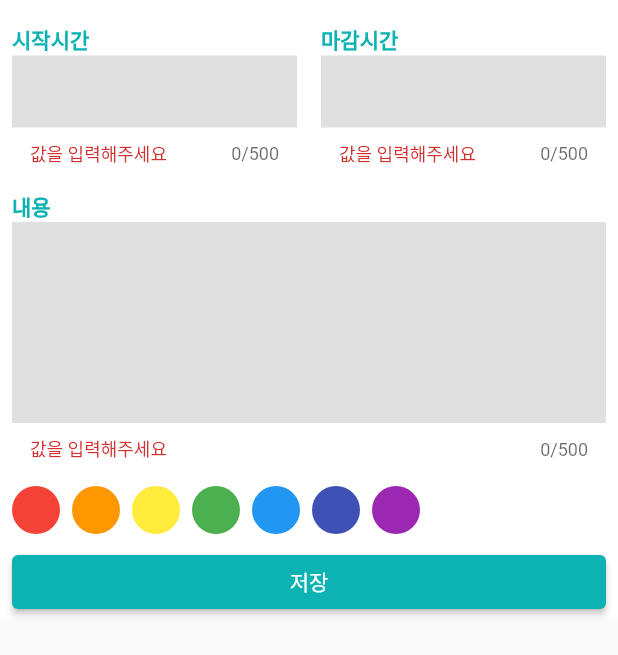
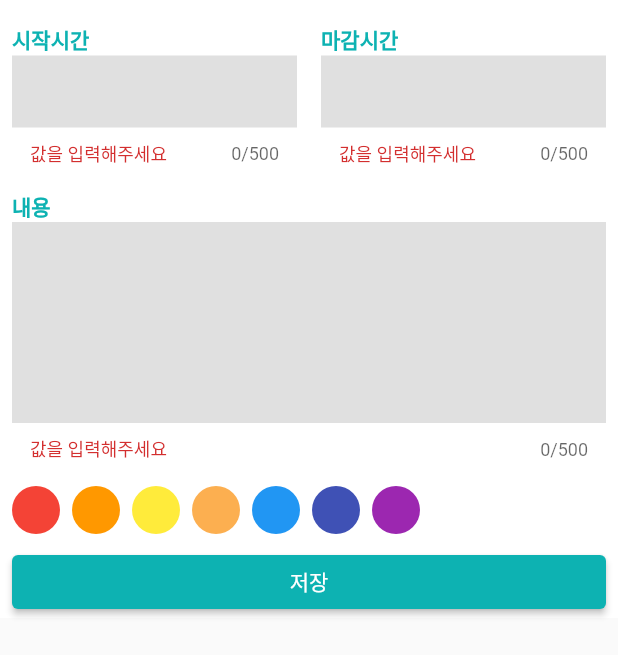
Before and after one commit to cold-pumpkin/coding-factory, a Flutter app: the ScheduleBottomSheet widget shown alone on an empty page, opened directly, on a phone screen of 412 x 824 dp. Shown: the top 655 px of the screen. Run offline on Flutter 3.47's test engine with Material 2 defaults, Android fonts, the phone set to English and light mode, and no system bars; our stand-ins replace drift, geolocator, get_it, google_maps_flutter, table_calendar, webview_flutter; accounts and stored records are empty; generated files the repository leaves out were written again; Roboto replaces fonts that are missing (NotoSans).

Commit message:
캘린더 스케줄러 - select 쿼리 UI에 적용해보기

```diff
--- a/calender_scheduler/lib/component/schedule_bottom_sheet.dart
+++ b/calender_scheduler/lib/component/schedule_bottom_sheet.dart
@@ -1,6 +1,8 @@
 import "package:calender_scheduler/component/custom_text_field.dart";
 import "package:calender_scheduler/const/colors.dart";
+import "package:calender_scheduler/database/drift_database.dart";
 import "package:flutter/material.dart";
+import "package:get_it/get_it.dart";
 
 class ScheduleBottomSheet extends StatefulWidget {
   const ScheduleBottomSheet({super.key});
@@ -63,7 +65,20 @@ class _ScheduleBottomSheetState extends State<ScheduleBottomSheet> {
                     const SizedBox(
                       height: 16,
                     ),
-                    const _ColorPicker(),
+                    FutureBuilder<List<CategoryColor>>(
+                      future:
+                          GetIt.I<LocalDatabase>().getCategoryColors(), // DI
+                      builder: (context, snapshot) {
+                        return _ColorPicker(
+                            colors: snapshot.hasData
+                                ? snapshot.data!
+                                    .map((e) => Color(int.parse(
+                                        'FF${e.hexCode}',
+                                        radix: 16))) // 16진수로 변경
+                                    .toList()
+                                : []);
+                      },
+                    ),
                     const SizedBox(
                       height: 8,
                     ),
@@ -151,7 +166,11 @@ class _Time extends StatelessWidget {
 }
 
 class _ColorPicker extends StatelessWidget {
-  const _ColorPicker();
+  const _ColorPicker({
+    required this.colors,
+  });
+
+  final List<Color> colors;
 
   @override
   Widget build(BuildContext context) {
@@ -159,15 +178,7 @@ class _ColorPicker extends StatelessWidget {
       // 줄바꿈 자동으로 되도록 Row 대신 Wrap
       spacing: 8, // 좌우 간격
       runSpacing: 10, // 상하 간격
-      children: [
-        renderColor(Colors.red),
-        renderColor(Colors.orange),
-        renderColor(Colors.yellow),
-        renderColor(Colors.green),
-        renderColor(Colors.blue),
-        renderColor(Colors.indigo),
-        renderColor(Colors.purple),
-      ],
+      children: colors.map((e) => renderColor(e)).toList(),
     );
   }
 
--- a/calender_scheduler/lib/main.dart
+++ b/calender_scheduler/lib/main.dart
@@ -2,6 +2,7 @@ import 'package:calender_scheduler/database/drift_database.dart';
 import 'package:calender_scheduler/screen/home_screen.dart';
 import 'package:drift/drift.dart';
 import 'package:flutter/material.dart';
+import 'package:get_it/get_it.dart';
 import 'package:intl/date_symbol_data_local.dart';
 
 const DEFAULT_COLORS = [
@@ -18,6 +19,10 @@ void main() async {
   await initializeDateFormatting();
 
   final database = LocalDatabase();
+
+  // DI를 위한 준비
+  GetIt.I.registerSingleton<LocalDatabase>(database);
+
   final colors = await database.getCategoryColors();
 
   if (colors.isEmpty) {
--- a/calender_scheduler/pubspec.yaml
+++ b/calender_scheduler/pubspec.yaml
@@ -49,6 +49,9 @@ dependencies:
 
   # Path
   path: ^1.8.3
+
+  # get it
+  get_it: ^7.2.0
 
 
 dev_dependencies:
```
Also changed, not shown: calender_scheduler/pubspec.lock.
